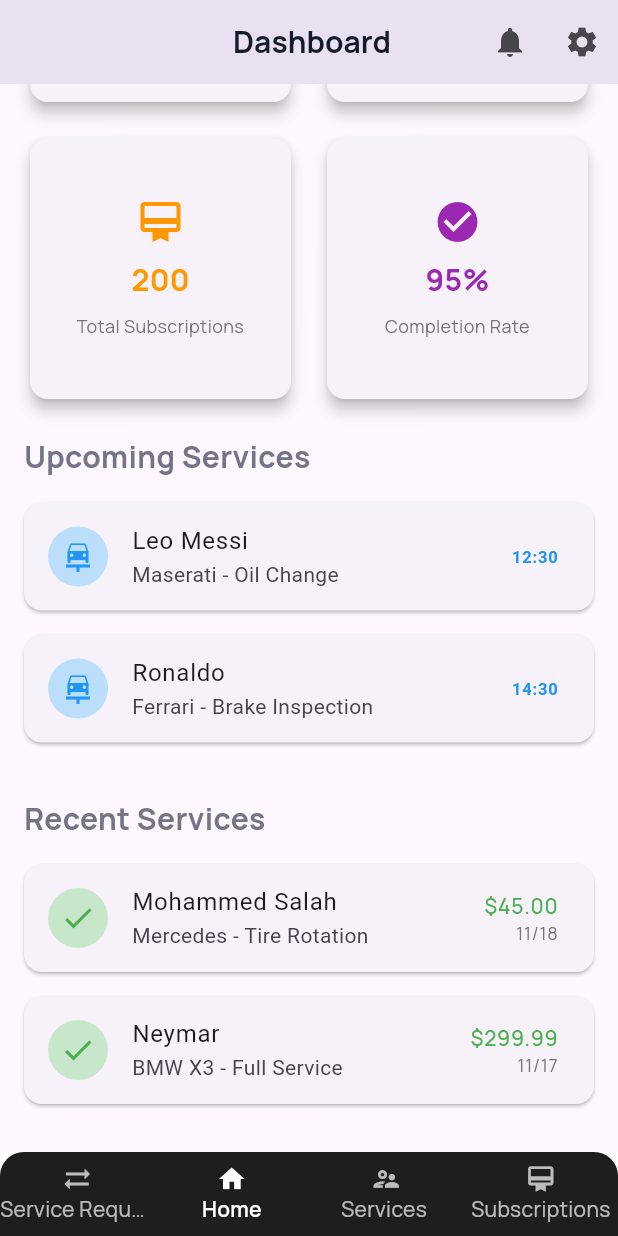
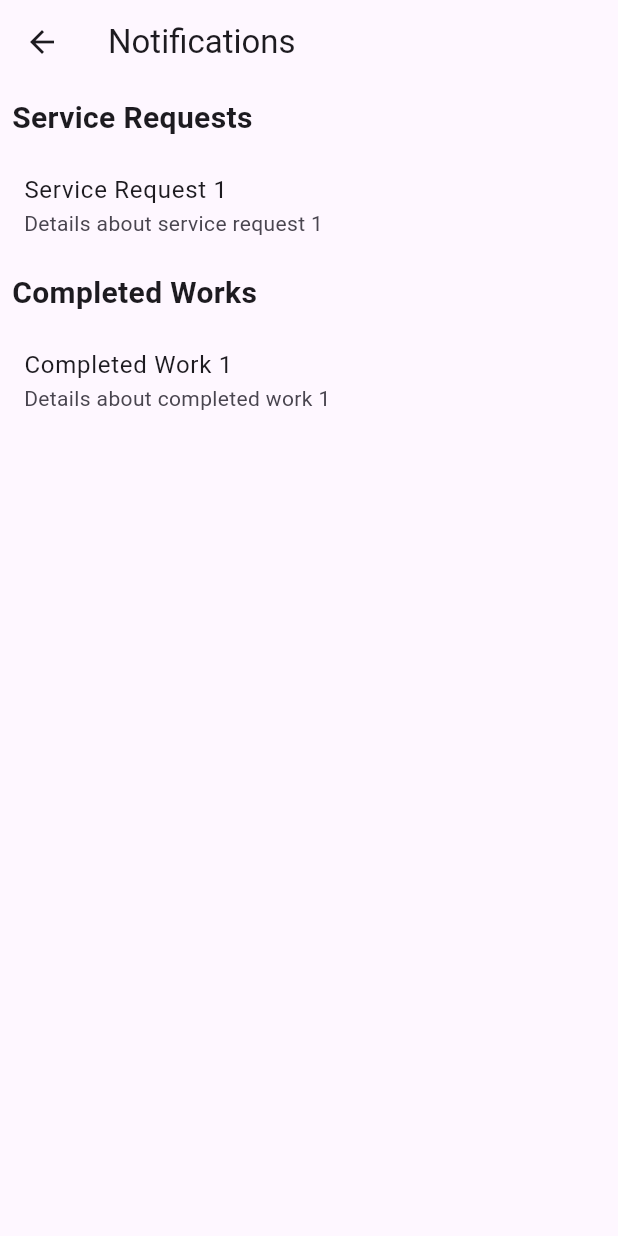
Before and after one commit to Tron-Academy/hand_car_vendor_mobile_app, a Flutter app: the screen it shows after launch, scrolled down 182 dp, after a tap on the "notifications" icon, on a phone screen of 412 x 824 dp. Run offline on Flutter 3.47's test engine with Material 3 defaults, Android fonts, the phone set to English and light mode, and no system bars; our stand-ins replace flutter_hooks, freezed_annotation, go_router, hooks_riverpod, image_picker, riverpod_annotation.

Commit message:
Notification Page Added

```diff
--- a/lib/core/router/router.dart
+++ b/lib/core/router/router.dart
@@ -1,13 +1,18 @@
 import 'package:go_router/go_router.dart';
 import 'package:handcar_ventor/features/dashboard/view/pages/dashboard_page.dart';
+import 'package:handcar_ventor/features/dashboard/view/pages/navigation_page.dart';
 import 'package:handcar_ventor/features/dashboard/view/pages/service_request_page.dart';
 import 'package:handcar_ventor/features/dashboard/view/pages/subscriptions_page.dart';
 import 'package:handcar_ventor/features/profile/view/pages/edit_profile_page.dart';
+import 'package:handcar_ventor/features/profile/view/pages/notification_page.dart';
 import 'package:handcar_ventor/features/services/view/pages/add_service_page.dart';
 import 'package:handcar_ventor/features/services/view/pages/service_page.dart';
 
 final router = GoRouter(
+  initialLocation: NavigationPage.route,
   routes: [
+    //Navigation Route
+    GoRoute(path: NavigationPage.route, builder: (context, state) => const NavigationPage()),
     //Dashboard Routeq
     GoRoute(path: VendorDashboard.route, builder: (context, state) => const VendorDashboard()),
     //Add Service Route
@@ -20,6 +25,8 @@ final router = GoRouter(
     GoRoute(path: ServiceRequestPage.route, builder: (context, state) => const ServiceRequestPage()),
     //Subscriptions Route
     GoRoute(path: SubscriptionPage.route, builder: (context, state) => const SubscriptionPage()),
+    //Notification Route
+    GoRoute(path: NotificationPage.route, builder: (context, state) => const NotificationPage()),
 
   ],
 );
--- a/lib/features/dashboard/view/pages/dashboard_page.dart
+++ b/lib/features/dashboard/view/pages/dashboard_page.dart
@@ -1,16 +1,17 @@
 import 'package:flutter/material.dart';
 import 'package:flutter_hooks/flutter_hooks.dart';
+import 'package:go_router/go_router.dart';
 import 'package:handcar_ventor/core/extension/theme_extension.dart';
 import 'package:handcar_ventor/features/dashboard/view/widgets/card_home_widget.dart';
 import 'package:handcar_ventor/features/dashboard/view/widgets/recent_service_card_widget.dart';
 import 'package:handcar_ventor/features/dashboard/view/widgets/upcoming_service.dart';
+import 'package:handcar_ventor/features/profile/view/pages/notification_page.dart';
 
 class VendorDashboard extends HookWidget {
   static const route = '/vendor-dashboard';
   const VendorDashboard({super.key});
 
   @override
-
   Widget build(BuildContext context) {
     // Using hooks to manage state
     final upcomingServices = useState([
@@ -74,7 +75,9 @@ class VendorDashboard extends HookWidget {
         actions: [
           IconButton(
             icon: const Icon(Icons.notifications),
-            onPressed: () {},
+            onPressed: () {
+              context.push(NotificationPage.route);
+            },
           ),
           IconButton(
             icon: const Icon(Icons.settings),
--- /dev/null
+++ b/lib/features/profile/view/pages/notification_page.dart
@@ -0,0 +1,55 @@
+import 'package:flutter/material.dart';
+import 'package:hooks_riverpod/hooks_riverpod.dart';
+
+class NotificationPage extends HookConsumerWidget {
+  static const route = "/notification";
+
+  const NotificationPage({super.key});
+  @override
+  Widget build(BuildContext context, WidgetRef ref) {
+    return Scaffold(
+      appBar: AppBar(
+        title: Text('Notifications'),
+      ),
+      body: ListView(
+        children: [
+            // Service Requests Section
+          Padding(
+            padding: const EdgeInsets.all(8.0),
+            child: Text(
+              'Service Requests',
+              style: TextStyle(fontSize: 20, fontWeight: FontWeight.bold),
+            ),
+          ),
+          // Example of a service request item
+          ListTile(
+            title: Text('Service Request 1'),
+            subtitle: Text('Details about service request 1'),
+            onTap: () {
+              // Handle tap
+            },
+          ),
+          // Add more service request items here...
+
+          // Completed Works Section
+          Padding(
+            padding: const EdgeInsets.all(8.0),
+            child: Text(
+              'Completed Works',
+              style: TextStyle(fontSize: 20, fontWeight: FontWeight.bold),
+            ),
+          ),
+          // Example of a completed work item
+          ListTile(
+            title: Text('Completed Work 1'),
+            subtitle: Text('Details about completed work 1'),
+            onTap: () {
+              // Handle tap
+            },
+          ),
+          // Add more completed work items here...
+        ],
+      ),
+    );
+  }
+}
--- a/lib/main.dart
+++ b/lib/main.dart
@@ -1,7 +1,7 @@
 import 'package:flutter/material.dart';
+import 'package:handcar_ventor/core/router/router.dart';
 import 'package:handcar_ventor/core/theme/dark_theme.dart';
 import 'package:handcar_ventor/core/theme/light_theme.dart';
-import 'package:handcar_ventor/features/dashboard/view/pages/navigation_page.dart';
 import 'package:hooks_riverpod/hooks_riverpod.dart';
 
 void main() {
@@ -13,12 +13,12 @@ class MainApp extends StatelessWidget {
 
   @override
   Widget build(BuildContext context) {
-    return MaterialApp(
+    return MaterialApp.router(
       theme: lightTheme,
       darkTheme: darkTheme,
       themeMode: ThemeMode.system,
       debugShowCheckedModeBanner: false,
-      home: const NavigationPage(),
+      routerConfig: router,
     );
   }
 }
```
